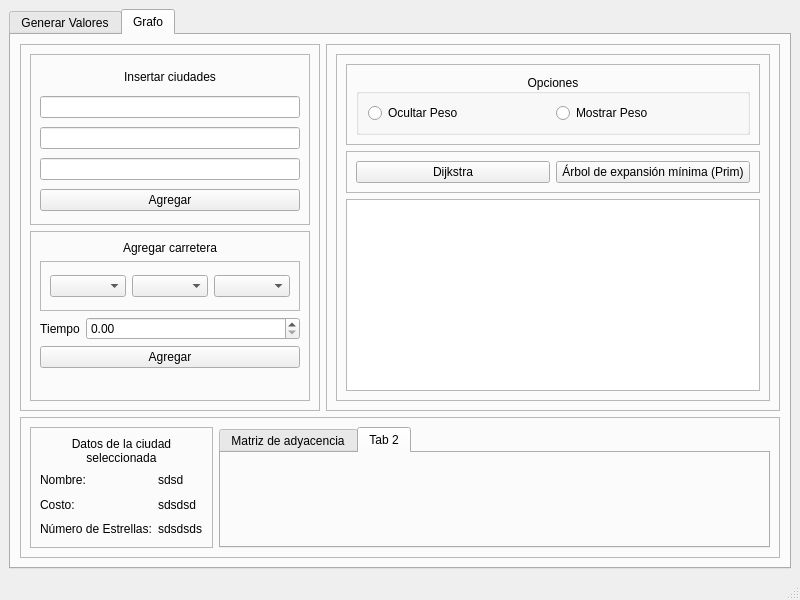
First picture: the form in mainwindow.ui, repository edalcala42/Administrador-de-rutas, before the edit.
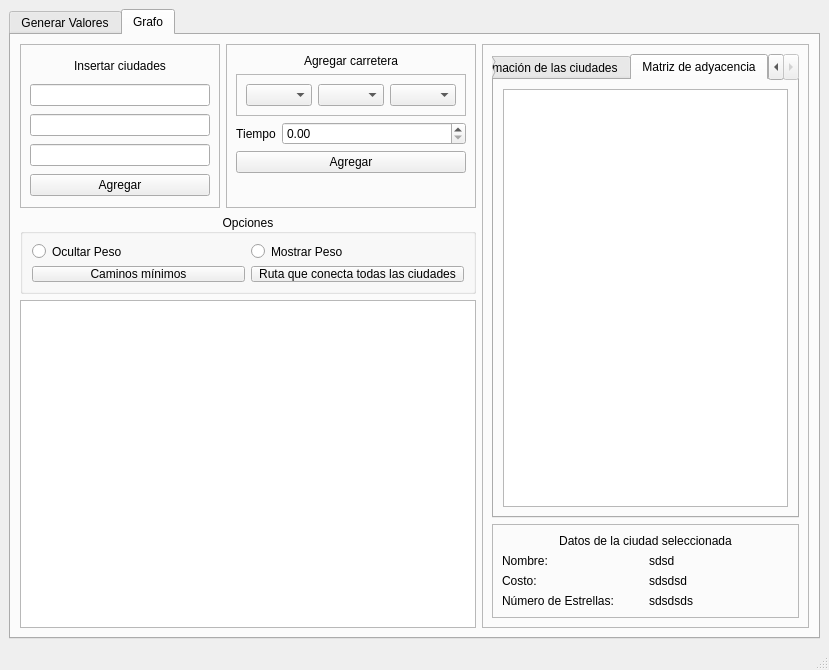
Second picture: the form after the edit. The open tabs and pages were chosen to show the change.

Diff of the .ui file:
```diff
--- a/mainwindow.ui
+++ b/mainwindow.ui
@@ -6,15 +6,15 @@
    <rect>
     <x>0</x>
     <y>0</y>
-    <width>800</width>
-    <height>600</height>
+    <width>829</width>
+    <height>670</height>
    </rect>
   </property>
   <property name="windowTitle">
    <string>MainWindow</string>
   </property>
   <widget class="QWidget" name="centralwidget">
-   <layout class="QVBoxLayout" name="verticalLayout_7">
+   <layout class="QHBoxLayout" name="horizontalLayout_2">
     <item>
      <widget class="QTabWidget" name="tabWidget">
       <property name="currentIndex">
@@ -29,29 +29,8 @@
        <attribute name="title">
         <string>Grafo</string>
        </attribute>
-       <layout class="QFormLayout" name="formLayout">
+       <layout class="QGridLayout" name="gridLayout_3">
         <item row="0" column="0">
-         <widget class="QFrame" name="frame">
-          <property name="minimumSize">
-           <size>
-            <width>300</width>
-            <height>300</height>
-           </size>
-          </property>
-          <property name="maximumSize">
-           <size>
-            <width>500</width>
-            <height>16777215</height>
-           </size>
-          </property>
-          <property name="frameShape">
-           <enum>QFrame::StyledPanel</enum>
-          </property>
-          <property name="frameShadow">
-           <enum>QFrame::Raised</enum>
-          </property>
-          <layout class="QVBoxLayout" name="verticalLayout_2">
-           <item>
             <widget class="QFrame" name="frame_3">
              <property name="minimumSize">
               <size>
@@ -61,7 +40,7 @@
              </property>
              <property name="maximumSize">
               <size>
-               <width>16777215</width>
+            <width>200</width>
                <height>200</height>
               </size>
              </property>
@@ -107,7 +86,7 @@
              </layout>
             </widget>
            </item>
-           <item>
+        <item row="0" column="1">
             <widget class="QFrame" name="frame_4">
              <property name="minimumSize">
               <size>
@@ -115,6 +94,12 @@
                <height>0</height>
               </size>
              </property>
+          <property name="maximumSize">
+           <size>
+            <width>250</width>
+            <height>200</height>
+           </size>
+          </property>
              <property name="frameShape">
               <enum>QFrame::StyledPanel</enum>
              </property>
@@ -122,32 +107,12 @@
               <enum>QFrame::Raised</enum>
              </property>
              <layout class="QFormLayout" name="formLayout_2">
-              <item row="2" column="0">
-               <widget class="QLabel" name="label_7">
-                <property name="text">
-                 <string>Tiempo</string>
-                </property>
-                <property name="alignment">
-                 <set>Qt::AlignCenter</set>
-                </property>
-               </widget>
-              </item>
-              <item row="2" column="1">
-               <widget class="QDoubleSpinBox" name="spbWeight"/>
-              </item>
-              <item row="4" column="0" colspan="2">
-               <widget class="QPushButton" name="btnAddArista">
-                <property name="text">
-                 <string>Agregar</string>
-                </property>
-               </widget>
-              </item>
               <item row="1" column="0" colspan="2">
                <widget class="QFrame" name="frame_2">
                 <property name="minimumSize">
                  <size>
                   <width>0</width>
-                  <height>50</height>
+               <height>0</height>
                  </size>
                 </property>
                 <property name="maximumSize">
@@ -196,6 +161,30 @@
                 </layout>
                </widget>
               </item>
+           <item row="2" column="0">
+            <widget class="QLabel" name="label_7">
+             <property name="text">
+              <string>Tiempo</string>
+             </property>
+             <property name="alignment">
+              <set>Qt::AlignCenter</set>
+             </property>
+            </widget>
+           </item>
+           <item row="2" column="1">
+            <widget class="QDoubleSpinBox" name="spbWeight">
+             <property name="maximum">
+              <double>1000.000000000000000</double>
+             </property>
+            </widget>
+           </item>
+           <item row="4" column="0" colspan="2">
+            <widget class="QPushButton" name="btnAddArista">
+             <property name="text">
+              <string>Agregar</string>
+             </property>
+            </widget>
+           </item>
               <item row="0" column="0" colspan="2">
                <widget class="QLabel" name="label_5">
                 <property name="maximumSize">
@@ -215,123 +204,104 @@
              </layout>
             </widget>
            </item>
-          </layout>
-         </widget>
+        <item row="2" column="0" rowspan="2" colspan="2">
+         <widget class="QGraphicsView" name="graphicsView"/>
         </item>
-        <item row="0" column="1">
-         <widget class="QFrame" name="frame_7">
-          <property name="minimumSize">
-           <size>
-            <width>0</width>
-            <height>300</height>
-           </size>
-          </property>
-          <property name="frameShape">
-           <enum>QFrame::StyledPanel</enum>
-          </property>
-          <property name="frameShadow">
-           <enum>QFrame::Raised</enum>
-          </property>
-          <layout class="QHBoxLayout" name="horizontalLayout_3">
-           <item>
-            <widget class="QFrame" name="frame_5">
-             <property name="frameShape">
-              <enum>QFrame::StyledPanel</enum>
-             </property>
-             <property name="frameShadow">
-              <enum>QFrame::Raised</enum>
-             </property>
-             <layout class="QVBoxLayout" name="verticalLayout_5">
-              <item>
-               <widget class="QFrame" name="frame_10">
-                <property name="frameShape">
-                 <enum>QFrame::StyledPanel</enum>
-                </property>
-                <property name="frameShadow">
-                 <enum>QFrame::Raised</enum>
-                </property>
-                <layout class="QHBoxLayout" name="horizontalLayout_2">
-                 <item>
+        <item row="1" column="0" colspan="2">
                   <widget class="QGroupBox" name="groupBox">
+          <property name="maximumSize">
+           <size>
+            <width>16777215</width>
+            <height>80</height>
+           </size>
+          </property>
                    <property name="title">
                     <string>Opciones</string>
                    </property>
                    <property name="alignment">
                     <set>Qt::AlignCenter</set>
                    </property>
-                   <layout class="QHBoxLayout" name="horizontalLayout_5">
-                    <item>
-                     <widget class="QRadioButton" name="btnhideW">
-                      <property name="text">
-                       <string>Ocultar Peso</string>
-                      </property>
-                     </widget>
-                    </item>
-                    <item>
+          <layout class="QGridLayout" name="gridLayout_4">
+           <item row="0" column="2">
                      <widget class="QRadioButton" name="btnShowW">
                       <property name="text">
                        <string>Mostrar Peso</string>
                       </property>
                      </widget>
                     </item>
-                   </layout>
-                  </widget>
-                 </item>
-                </layout>
-               </widget>
-              </item>
-              <item>
-               <widget class="QFrame" name="frame_6">
-                <property name="frameShape">
-                 <enum>QFrame::StyledPanel</enum>
-                </property>
-                <property name="frameShadow">
-                 <enum>QFrame::Raised</enum>
-                </property>
-                <layout class="QHBoxLayout" name="horizontalLayout_6">
-                 <item>
+           <item row="0" column="1">
+            <widget class="QRadioButton" name="btnhideW">
+             <property name="text">
+              <string>Ocultar Peso</string>
+             </property>
+            </widget>
+           </item>
+           <item row="1" column="1">
+            <widget class="QPushButton" name="pushButton">
+             <property name="text">
+              <string>Caminos mínimos</string>
+             </property>
+            </widget>
+           </item>
+           <item row="1" column="2">
                   <widget class="QPushButton" name="pushButton_2">
                    <property name="text">
+              <string>Ruta que conecta todas las ciudades</string>
+             </property>
+            </widget>
+           </item>
+          </layout>
+         </widget>
+        </item>
+        <item row="0" column="2" rowspan="4">
+         <widget class="QFrame" name="frame">
+          <property name="frameShape">
+           <enum>QFrame::StyledPanel</enum>
+          </property>
+          <property name="frameShadow">
+           <enum>QFrame::Raised</enum>
+          </property>
+          <layout class="QVBoxLayout" name="verticalLayout_2">
+           <item>
+            <widget class="QTabWidget" name="tabWidget_2">
+             <property name="currentIndex">
+              <number>0</number>
+             </property>
+             <widget class="QWidget" name="tab_5">
+              <attribute name="title">
                     <string>Dijkstra</string>
-                   </property>
-                  </widget>
-                 </item>
+              </attribute>
+             </widget>
+             <widget class="QWidget" name="tab_3">
+              <attribute name="title">
+               <string>Información de las ciudades</string>
+              </attribute>
+              <layout class="QVBoxLayout" name="verticalLayout">
                  <item>
-                  <widget class="QPushButton" name="pushButton">
-                   <property name="text">
-                    <string>Árbol de expansión mínima (Prim)</string>
-                   </property>
-                  </widget>
+                <widget class="QTableWidget" name="cityTable"/>
                  </item>
                 </layout>
                </widget>
-              </item>
-              <item>
-               <widget class="QGraphicsView" name="graphicsView"/>
-              </item>
-             </layout>
-            </widget>
-           </item>
-          </layout>
-         </widget>
-        </item>
-        <item row="1" column="0" colspan="2">
-         <widget class="QFrame" name="frame_9">
-          <property name="minimumSize">
-           <size>
-            <width>0</width>
-            <height>0</height>
-           </size>
-          </property>
-          <property name="frameShape">
-           <enum>QFrame::StyledPanel</enum>
-          </property>
-          <property name="frameShadow">
-           <enum>QFrame::Raised</enum>
-          </property>
-          <layout class="QHBoxLayout" name="horizontalLayout_4">
+             <widget class="QWidget" name="tab_4">
+              <attribute name="title">
+               <string>Matriz de adyacencia</string>
+              </attribute>
+              <layout class="QGridLayout" name="gridLayout_5">
+               <item row="0" column="0">
+                <widget class="QTableWidget" name="adjacencyTable"/>
+               </item>
+              </layout>
+             </widget>
+            </widget>
+           </item>
            <item>
             <widget class="QFrame" name="frame_8">
+             <property name="maximumSize">
+              <size>
+               <width>16777215</width>
+               <height>200</height>
+              </size>
+             </property>
              <property name="frameShape">
               <enum>QFrame::StyledPanel</enum>
              </property>
@@ -339,7 +309,34 @@
               <enum>QFrame::Raised</enum>
              </property>
              <layout class="QGridLayout" name="gridLayout">
-              <item row="1" column="0">
+              <item row="1" column="0" colspan="2">
+               <widget class="QLabel" name="label">
+                <property name="text">
+                 <string>Datos de la ciudad seleccionada</string>
+                </property>
+                <property name="alignment">
+                 <set>Qt::AlignCenter</set>
+                </property>
+                <property name="wordWrap">
+                 <bool>true</bool>
+                </property>
+               </widget>
+              </item>
+              <item row="2" column="1">
+               <widget class="QLabel" name="lblname">
+                <property name="text">
+                 <string>sdsd</string>
+                </property>
+               </widget>
+              </item>
+              <item row="4" column="0">
+               <widget class="QLabel" name="label_6">
+                <property name="text">
+                 <string>Número de Estrellas:</string>
+                </property>
+               </widget>
+              </item>
+              <item row="2" column="0">
                <widget class="QLabel" name="label_2">
                 <property name="text">
                  <string>Nombre:</string>
@@ -347,6 +344,13 @@
                </widget>
               </item>
               <item row="3" column="1">
+               <widget class="QLabel" name="lblcost">
+                <property name="text">
+                 <string>sdsdsd</string>
+                </property>
+               </widget>
+              </item>
+              <item row="4" column="1">
                <widget class="QLabel" name="lblstars">
                 <property name="text">
                  <string>sdsdsds</string>
@@ -354,66 +358,15 @@
                </widget>
               </item>
               <item row="3" column="0">
-               <widget class="QLabel" name="label_6">
-                <property name="text">
-                 <string>Número de Estrellas:</string>
-                </property>
-               </widget>
-              </item>
-              <item row="2" column="1">
-               <widget class="QLabel" name="lblcost">
-                <property name="text">
-                 <string>sdsdsd</string>
-                </property>
-               </widget>
-              </item>
-              <item row="1" column="1">
-               <widget class="QLabel" name="lblname">
-                <property name="text">
-                 <string>sdsd</string>
-                </property>
-               </widget>
-              </item>
-              <item row="2" column="0">
                <widget class="QLabel" name="label_4">
                 <property name="text">
                  <string>Costo:</string>
                 </property>
                </widget>
               </item>
-              <item row="0" column="0" colspan="2">
-               <widget class="QLabel" name="label">
-                <property name="text">
-                 <string>Datos de la ciudad seleccionada</string>
-                </property>
-                <property name="alignment">
-                 <set>Qt::AlignCenter</set>
-                </property>
-                <property name="wordWrap">
-                 <bool>true</bool>
-                </property>
-               </widget>
-              </item>
              </layout>
             </widget>
            </item>
-           <item>
-            <widget class="QTabWidget" name="tabWidget_2">
-             <property name="currentIndex">
-              <number>0</number>
-             </property>
-             <widget class="QWidget" name="tab_3">
-              <attribute name="title">
-               <string>Matriz de adyacencia</string>
-              </attribute>
-             </widget>
-             <widget class="QWidget" name="tab_4">
-              <attribute name="title">
-               <string>Tab 2</string>
-              </attribute>
-             </widget>
-            </widget>
-           </item>
           </layout>
          </widget>
         </item>
@@ -428,7 +381,7 @@
     <rect>
      <x>0</x>
      <y>0</y>
-     <width>800</width>
+     <width>829</width>
      <height>22</height>
     </rect>
    </property>
```
Lines whose indentation alone changed are shown as unchanged.
